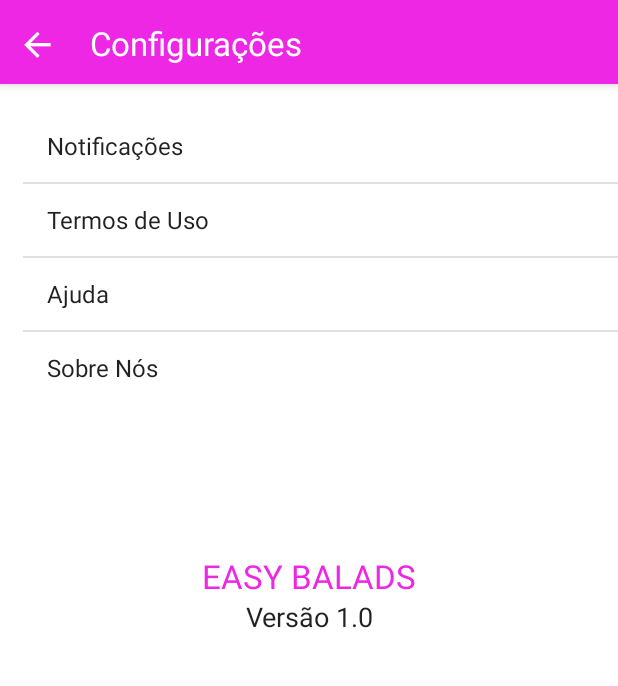
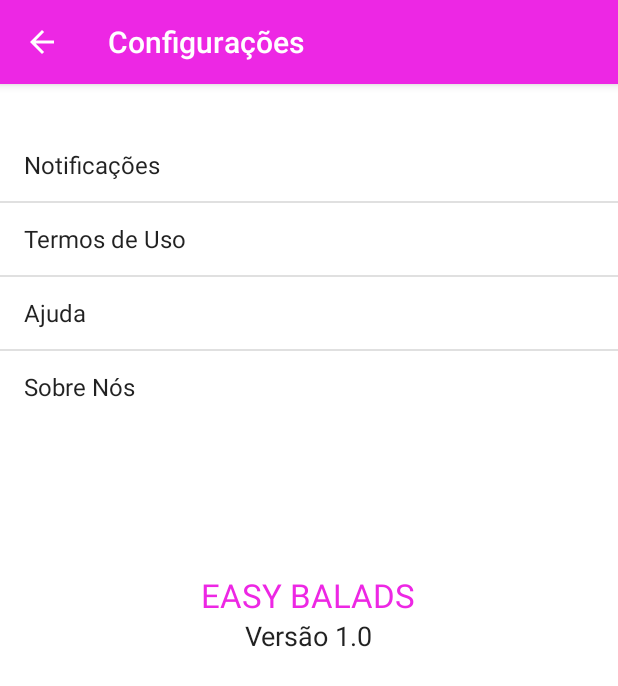
Before and after one commit to EasyBalads/projeto, an Android app: the configuracoes screen opened directly, with no data from a screen before it, on a phone screen of 412 x 824 dp. Shown: the top 686 px of the screen. Run offline under Robolectric (Android 15) with nearby library versions, the phone set to English and light mode, and no system bars.

Commit message:
Modificações tela de configurações
Adicionado função no botão de voltar e modificado configurações do
layout

```diff
--- a/EASYBALADS/app/src/main/AndroidManifest.xml
+++ b/EASYBALADS/app/src/main/AndroidManifest.xml
@@ -18,8 +18,7 @@
         </activity>
         <activity
             android:name=".configuracoes"
-            android:label="@string/configuracoes"
-            android:theme="@style/NoActionBar">
+            android:label="@string/configuracoes">
             <intent-filter>
                 <action android:name="android.intent.action.MAIN" />
 
--- a/EASYBALADS/app/src/main/res/layout/activity_configuracoes.xml
+++ b/EASYBALADS/app/src/main/res/layout/activity_configuracoes.xml
@@ -8,61 +8,33 @@
     android:background="@color/corpo"
     tools:context="easybalads.easybalads.configuracoes">
 
-    <android.support.v7.widget.Toolbar
-        android:id="@+id/toolbar"
-        android:layout_width="match_parent"
-        android:layout_height="wrap_content"
-        android:background="?attr/colorPrimary"
-        android:minHeight="?attr/actionBarSize"
-        android:theme="?attr/actionBarTheme"
-        android:elevation="5dp"/>
-
-    <ImageView
-        android:id="@+id/imageView"
-        android:layout_width="30dp"
-        android:layout_height="wrap_content"
-        android:layout_marginLeft="10dp"
-        android:layout_marginTop="-50dp"
-        app:srcCompat="@mipmap/voltar"
-        android:elevation="5dp"/>
-
-    <TextView
-        android:id="@+id/textView"
-        android:layout_width="wrap_content"
-        android:layout_height="wrap_content"
-        android:layout_marginLeft="60dp"
-        android:layout_marginTop="-40dp"
-        android:text="Configurações"
-        android:textAppearance="@style/TextAppearance.AppCompat.Inverse"
-        android:textSize="22sp"
-        android:elevation="5dp"/>
-
 
     <ListView
         android:layout_marginTop="30dp"
-        android:layout_marginLeft="15dp"
         android:id="@+id/lvopcoes"
         android:layout_width="match_parent"
         android:layout_height="wrap_content"/>
 
-
+    <LinearLayout
+        android:layout_width="match_parent"
+        android:layout_height="wrap_content"
+        android:orientation="vertical"
+        android:gravity="center_horizontal"
+        android:layout_marginTop="100dp">
     <TextView
         android:id="@+id/textView6"
-        android:layout_width="match_parent"
+        android:layout_width="wrap_content"
         android:layout_height="wrap_content"
-        android:textAlignment="center"
-        android:layout_marginTop="100dp"
         android:text="EASY BALADS"
         android:textColor="@color/colorPrimary"
         android:textSize="22sp" />
 
     <TextView
         android:id="@+id/textView7"
-        android:layout_width="match_parent"
+        android:layout_width="wrap_content"
         android:layout_height="wrap_content"
         android:text="Versão 1.0"
-        android:textAlignment="center"
         android:textAppearance="@style/TextAppearance.AppCompat"
         android:textSize="18sp" />
-
+    </LinearLayout>
 </LinearLayout>
```
Also changed, not shown: EASYBALADS/app/src/main/java/easybalads/easybalads/configuracoes.java (+22 -0 lines), 1 other file.
